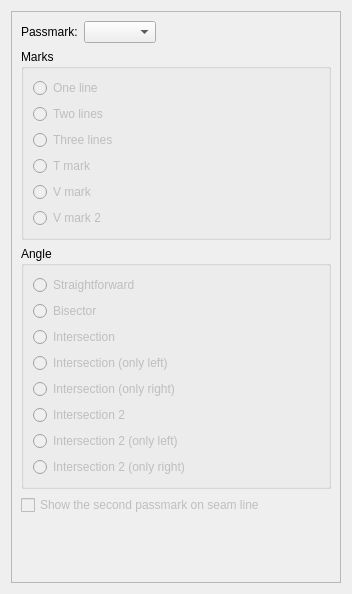
This is src/libs/vtools/dialogs/tools/piece/tabs/tabpassmarks.ui in OpnTec/fashionmaker as Qt 5 draws it before an edit. The edited form follows.
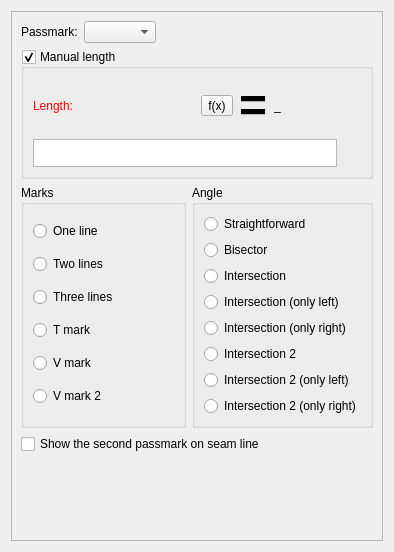
This is the edited form. Icons and pictures are not drawn. Custom widgets are drawn as their Qt base class.

Commit message:
Resolved issue #965. Control passmark length with formula.
branch : develop

```diff
--- a/src/libs/vtools/dialogs/tools/piece/tabs/tabpassmarks.ui
+++ b/src/libs/vtools/dialogs/tools/piece/tabs/tabpassmarks.ui
@@ -6,8 +6,8 @@
    <rect>
     <x>0</x>
     <y>0</y>
-    <width>352</width>
-    <height>594</height>
+    <width>394</width>
+    <height>552</height>
    </rect>
   </property>
   <property name="windowTitle">
@@ -24,11 +24,11 @@
        <rect>
         <x>0</x>
         <y>0</y>
-        <width>332</width>
-        <height>574</height>
+        <width>374</width>
+        <height>532</height>
        </rect>
       </property>
-      <layout class="QVBoxLayout" name="verticalLayout_3">
+      <layout class="QVBoxLayout" name="verticalLayout_5">
        <item>
         <layout class="QFormLayout" name="formLayout">
          <property name="fieldGrowthPolicy">
@@ -47,6 +47,234 @@
         </layout>
        </item>
        <item>
+        <widget class="QGroupBox" name="groupBoxManualLength">
+         <property name="enabled">
+          <bool>true</bool>
+         </property>
+         <property name="title">
+          <string>Manual length</string>
+         </property>
+         <property name="checkable">
+          <bool>true</bool>
+         </property>
+         <property name="checked">
+          <bool>true</bool>
+         </property>
+         <layout class="QVBoxLayout" name="verticalLayout_3">
+          <item>
+           <layout class="QHBoxLayout" name="horizontalLayout">
+            <item alignment="Qt::AlignLeft">
+             <widget class="QLabel" name="labelEditPassmarkLength">
+              <property name="enabled">
+               <bool>true</bool>
+              </property>
+              <property name="sizePolicy">
+               <sizepolicy hsizetype="Fixed" vsizetype="Preferred">
+                <horstretch>0</horstretch>
+                <verstretch>0</verstretch>
+               </sizepolicy>
+              </property>
+              <property name="palette">
+               <palette>
+                <active>
+                 <colorrole role="WindowText">
+                  <brush brushstyle="SolidPattern">
+                   <color alpha="255">
+                    <red>255</red>
+                    <green>0</green>
+                    <blue>0</blue>
+                   </color>
+                  </brush>
+                 </colorrole>
+                </active>
+                <inactive>
+                 <colorrole role="WindowText">
+                  <brush brushstyle="SolidPattern">
+                   <color alpha="255">
+                    <red>255</red>
+                    <green>0</green>
+                    <blue>0</blue>
+                   </color>
+                  </brush>
+                 </colorrole>
+                </inactive>
+                <disabled>
+                 <colorrole role="WindowText">
+                  <brush brushstyle="SolidPattern">
+                   <color alpha="255">
+                    <red>159</red>
+                    <green>158</green>
+                    <blue>158</blue>
+                   </color>
+                  </brush>
+                 </colorrole>
+                </disabled>
+               </palette>
+              </property>
+              <property name="text">
+               <string>Length:</string>
+              </property>
+             </widget>
+            </item>
+            <item>
+             <spacer name="horizontalSpacer">
+              <property name="orientation">
+               <enum>Qt::Horizontal</enum>
+              </property>
+              <property name="sizeHint" stdset="0">
+               <size>
+                <width>40</width>
+                <height>20</height>
+               </size>
+              </property>
+             </spacer>
+            </item>
+            <item alignment="Qt::AlignRight">
+             <widget class="QToolButton" name="toolButtonExprLength">
+              <property name="enabled">
+               <bool>true</bool>
+              </property>
+              <property name="toolTip">
+               <string>Formula wizard</string>
+              </property>
+              <property name="text">
+               <string notr="true">f(x)</string>
+              </property>
+              <property name="icon">
+               <iconset resource="../../../../../vmisc/share/resources/icon.qrc">
+                <normaloff>:/icon/24x24/fx.png</normaloff>:/icon/24x24/fx.png</iconset>
+              </property>
+              <property name="iconSize">
+               <size>
+                <width>24</width>
+                <height>24</height>
+               </size>
+              </property>
+             </widget>
+            </item>
+            <item alignment="Qt::AlignRight">
+             <widget class="QLabel" name="label_3">
+              <property name="sizePolicy">
+               <sizepolicy hsizetype="Preferred" vsizetype="Preferred">
+                <horstretch>0</horstretch>
+                <verstretch>0</verstretch>
+               </sizepolicy>
+              </property>
+              <property name="font">
+               <font>
+                <pointsize>36</pointsize>
+                <weight>75</weight>
+                <bold>true</bold>
+               </font>
+              </property>
+              <property name="text">
+               <string>=</string>
+              </property>
+              <property name="alignment">
+               <set>Qt::AlignLeading|Qt::AlignLeft|Qt::AlignVCenter</set>
+              </property>
+             </widget>
+            </item>
+            <item alignment="Qt::AlignRight">
+             <widget class="QLabel" name="labelResultPassmarkLength">
+              <property name="sizePolicy">
+               <sizepolicy hsizetype="Fixed" vsizetype="Preferred">
+                <horstretch>0</horstretch>
+                <verstretch>0</verstretch>
+               </sizepolicy>
+              </property>
+              <property name="minimumSize">
+               <size>
+                <width>87</width>
+                <height>0</height>
+               </size>
+              </property>
+              <property name="toolTip">
+               <string>Value</string>
+              </property>
+              <property name="whatsThis">
+               <string notr="true"/>
+              </property>
+              <property name="text">
+               <string notr="true">_</string>
+              </property>
+             </widget>
+            </item>
+           </layout>
+          </item>
+          <item>
+           <layout class="QHBoxLayout" name="horizontalLayout_8">
+            <item>
+             <widget class="VPlainTextEdit" name="plainTextEditPassmarkLength">
+              <property name="enabled">
+               <bool>true</bool>
+              </property>
+              <property name="sizePolicy">
+               <sizepolicy hsizetype="Expanding" vsizetype="Preferred">
+                <horstretch>0</horstretch>
+                <verstretch>0</verstretch>
+               </sizepolicy>
+              </property>
+              <property name="maximumSize">
+               <size>
+                <width>16777215</width>
+                <height>28</height>
+               </size>
+              </property>
+              <property name="toolTip">
+               <string>Calculation</string>
+              </property>
+              <property name="tabChangesFocus">
+               <bool>true</bool>
+              </property>
+             </widget>
+            </item>
+            <item>
+             <widget class="QPushButton" name="pushButtonGrowPassmarkLength">
+              <property name="enabled">
+               <bool>true</bool>
+              </property>
+              <property name="maximumSize">
+               <size>
+                <width>18</width>
+                <height>18</height>
+               </size>
+              </property>
+              <property name="sizeIncrement">
+               <size>
+                <width>0</width>
+                <height>0</height>
+               </size>
+              </property>
+              <property name="toolTip">
+               <string>&lt;html&gt;&lt;head/&gt;&lt;body&gt;&lt;p&gt;Show full calculation in message box&lt;/p&gt;&lt;/body&gt;&lt;/html&gt;</string>
+              </property>
+              <property name="text">
+               <string notr="true"/>
+              </property>
+              <property name="icon">
+               <iconset theme="go-down">
+                <normaloff>../../</normaloff>../../</iconset>
+              </property>
+              <property name="iconSize">
+               <size>
+                <width>16</width>
+                <height>16</height>
+               </size>
+              </property>
+              <property name="flat">
+               <bool>true</bool>
+              </property>
+             </widget>
+            </item>
+           </layout>
+          </item>
+         </layout>
+        </widget>
+       </item>
+       <item>
+        <layout class="QHBoxLayout" name="horizontalLayout_2">
+         <item>
         <widget class="QGroupBox" name="groupBoxMarkType">
          <property name="enabled">
           <bool>true</bool>
@@ -58,7 +286,7 @@
           <item>
            <widget class="QRadioButton" name="radioButtonOneLine">
             <property name="enabled">
-             <bool>false</bool>
+               <bool>true</bool>
             </property>
             <property name="text">
              <string>One line</string>
@@ -71,7 +299,7 @@
           <item>
            <widget class="QRadioButton" name="radioButtonTwoLines">
             <property name="enabled">
-             <bool>false</bool>
+               <bool>true</bool>
             </property>
             <property name="text">
              <string>Two lines</string>
@@ -84,7 +312,7 @@
           <item>
            <widget class="QRadioButton" name="radioButtonThreeLines">
             <property name="enabled">
-             <bool>false</bool>
+               <bool>true</bool>
             </property>
             <property name="text">
              <string>Three lines</string>
@@ -97,7 +325,7 @@
           <item>
            <widget class="QRadioButton" name="radioButtonTMark">
             <property name="enabled">
-             <bool>false</bool>
+               <bool>true</bool>
             </property>
             <property name="text">
              <string>T mark</string>
@@ -110,7 +338,7 @@
           <item>
            <widget class="QRadioButton" name="radioButtonVMark">
             <property name="enabled">
-             <bool>false</bool>
+               <bool>true</bool>
             </property>
             <property name="toolTip">
              <string>Acute angle that looks intside of piece</string>
@@ -126,7 +354,7 @@
           <item>
            <widget class="QRadioButton" name="radioButtonVMark2">
             <property name="enabled">
-             <bool>false</bool>
+               <bool>true</bool>
             </property>
             <property name="toolTip">
              <string>Acute angle that looks outside of piece</string>
@@ -144,6 +372,9 @@
        </item>
        <item>
         <widget class="QGroupBox" name="groupBoxAngleType">
+           <property name="enabled">
+            <bool>true</bool>
+           </property>
          <property name="title">
           <string>Angle</string>
          </property>
@@ -151,7 +382,7 @@
           <item>
            <widget class="QRadioButton" name="radioButtonStraightforward">
             <property name="enabled">
-             <bool>false</bool>
+               <bool>true</bool>
             </property>
             <property name="text">
              <string>Straightforward</string>
@@ -164,7 +395,7 @@
           <item>
            <widget class="QRadioButton" name="radioButtonBisector">
             <property name="enabled">
-             <bool>false</bool>
+               <bool>true</bool>
             </property>
             <property name="text">
              <string>Bisector</string>
@@ -177,7 +408,7 @@
           <item>
            <widget class="QRadioButton" name="radioButtonIntersection">
             <property name="enabled">
-             <bool>false</bool>
+               <bool>true</bool>
             </property>
             <property name="toolTip">
              <string>Select if need designate the corner point as a passmark</string>
@@ -193,7 +424,7 @@
           <item>
            <widget class="QRadioButton" name="radioButtonIntersectionOnlyLeft">
             <property name="enabled">
-             <bool>false</bool>
+               <bool>true</bool>
             </property>
             <property name="toolTip">
              <string>Select if need designate the corner point as a passmark. Show only left passmark.</string>
@@ -209,7 +440,7 @@
           <item>
            <widget class="QRadioButton" name="radioButtonIntersectionOnlyRight">
             <property name="enabled">
-             <bool>false</bool>
+               <bool>true</bool>
             </property>
             <property name="toolTip">
              <string>Select if need designate the corner point as a passmark. Show only right passmark.</string>
@@ -225,7 +456,7 @@
           <item>
            <widget class="QRadioButton" name="radioButtonIntersection2">
             <property name="enabled">
-             <bool>false</bool>
+               <bool>true</bool>
             </property>
             <property name="toolTip">
              <string>Select if need designate the corner point as a passmark</string>
@@ -241,7 +472,7 @@
           <item>
            <widget class="QRadioButton" name="radioButtonIntersection2OnlyLeft">
             <property name="enabled">
-             <bool>false</bool>
+               <bool>true</bool>
             </property>
             <property name="toolTip">
              <string>Select if need designate the corner point as a passmark. Show only left passmark.</string>
@@ -257,7 +488,7 @@
           <item>
            <widget class="QRadioButton" name="radioButtonIntersection2OnlyRight">
             <property name="enabled">
-             <bool>false</bool>
+               <bool>true</bool>
             </property>
             <property name="toolTip">
              <string>Select if need designate the corner point as a passmark. Show only right passmark.</string>
@@ -273,10 +504,12 @@
          </layout>
         </widget>
        </item>
+        </layout>
+       </item>
        <item>
         <widget class="QCheckBox" name="checkBoxShowSecondPassmark">
          <property name="enabled">
-          <bool>false</bool>
+          <bool>true</bool>
          </property>
          <property name="toolTip">
           <string>This option has effect only if the second passmark on seam line enabled in global preferences. The option helps disable the second passmark for this passmark only.</string>
@@ -305,7 +538,16 @@
    </item>
   </layout>
  </widget>
- <resources/>
+ <customwidgets>
+  <customwidget>
+   <class>VPlainTextEdit</class>
+   <extends>QPlainTextEdit</extends>
+   <header location="global">vplaintextedit.h</header>
+  </customwidget>
+ </customwidgets>
+ <resources>
+  <include location="../../../../../vmisc/share/resources/icon.qrc"/>
+ </resources>
  <connections/>
  <buttongroups>
   <buttongroup name="buttonGroupLineType"/>
```
Lines whose indentation alone changed are shown as unchanged. The commit also changes 24 other files.
